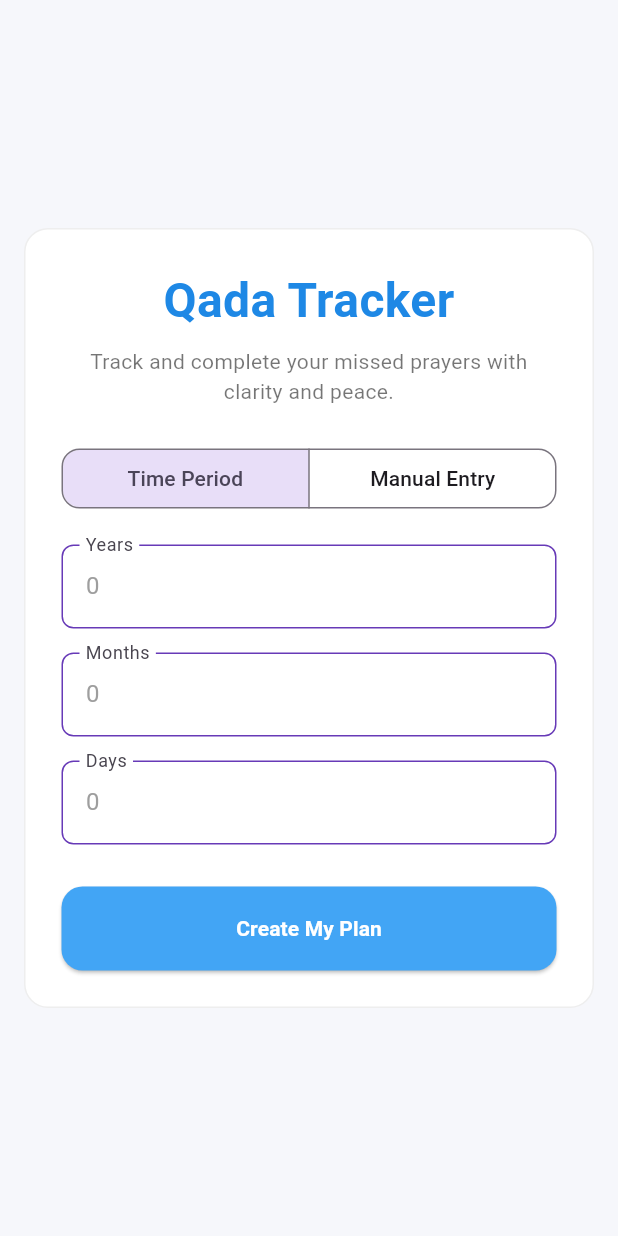
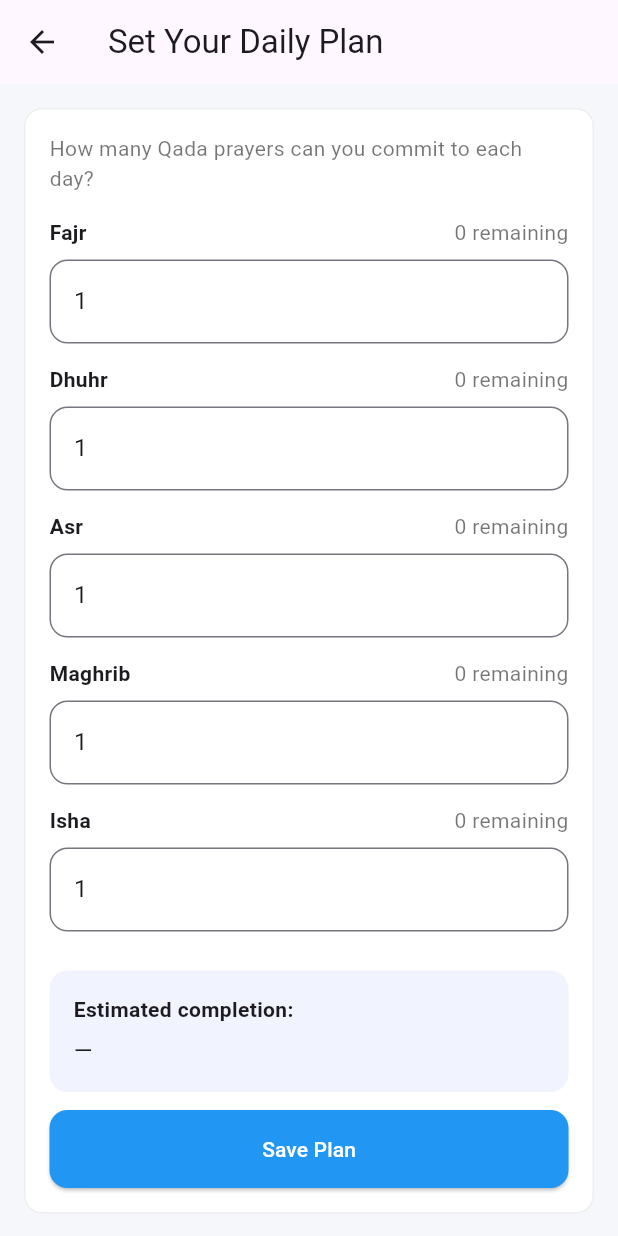
Before and after one commit to youssefeldesoukyy/qadaa_prayer_tracker, a Flutter app: the screen it shows after launch, after a tap on "Create My Plan", on a phone screen of 412 x 824 dp. Run offline on Flutter 3.47's test engine with Material 3 defaults, Android fonts, the phone set to English and light mode, and no system bars.

Commit message:
Added DailyPlan screen

```diff
--- /dev/null
+++ b/lib/Views/daily_plan.dart
@@ -0,0 +1,182 @@
+import 'package:flutter/material.dart';
+import 'package:flutter/services.dart';
+
+class DailyTotals {
+  final int fajr, dhuhr, asr, maghrib, isha;
+
+  const DailyTotals({
+    required this.fajr,
+    required this.dhuhr,
+    required this.asr,
+    required this.maghrib,
+    required this.isha,
+  });
+}
+
+class DailyPlan extends StatefulWidget {
+  final DailyTotals totals;
+
+  const DailyPlan({super.key, required this.totals});
+
+  @override
+  State<DailyPlan> createState() => _DailyPlanState();
+}
+
+class _DailyPlanState extends State<DailyPlan> {
+  final _digitsOnly = [FilteringTextInputFormatter.digitsOnly];
+
+  final _fajrPerDay = TextEditingController(text: '1');
+  final _dhuhrPerDay = TextEditingController(text: '1');
+  final _asrPerDay = TextEditingController(text: '1');
+  final _maghribPerDay = TextEditingController(text: '1');
+  final _ishaPerDay = TextEditingController(text: '1');
+
+  @override
+  void dispose() {
+    for (final c in [
+      _fajrPerDay,
+      _dhuhrPerDay,
+      _asrPerDay,
+      _maghribPerDay,
+      _ishaPerDay
+    ]) {
+      c.dispose();
+    }
+    super.dispose();
+  }
+
+  int _daysNeeded(int total, String perDayText) {
+    final per = int.tryParse(perDayText) ?? 0;
+    if (per <= 0) return 0;
+    return (total / per).ceil();
+  }
+
+  String _estimate() {
+    final t = widget.totals;
+    final nF = _daysNeeded(t.fajr, _fajrPerDay.text);
+    final nD = _daysNeeded(t.dhuhr, _dhuhrPerDay.text);
+    final nA = _daysNeeded(t.asr, _asrPerDay.text);
+    final nM = _daysNeeded(t.maghrib, _maghribPerDay.text);
+    final nI = _daysNeeded(t.isha, _ishaPerDay.text);
+
+    final maxDays = [nF, nD, nA, nM, nI]
+        .where((e) => e > 0)
+        .fold<int>(0, (a, b) => a > b ? a : b);
+    if (maxDays == 0) return '—';
+
+    if (maxDays >= 365) {
+      final years = (maxDays / 365).toStringAsFixed(0);
+      return '$years year${years == '1' ? '' : 's'}';
+    } else if (maxDays >= 30) {
+      final months = (maxDays / 30).toStringAsFixed(0);
+      return '$months month${months == '1' ? '' : 's'}';
+    }
+    return '$maxDays day${maxDays == 1 ? '' : 's'}';
+  }
+
+  @override
+  Widget build(BuildContext context) {
+    final t = widget.totals;
+
+    return Scaffold(
+      backgroundColor: const Color(0xFFF6F7FB),
+      appBar: AppBar(title: const Text('Set Your Daily Plan')),
+      body: SingleChildScrollView(
+        padding: const EdgeInsets.all(16),
+        child: Container(
+          decoration: BoxDecoration(
+            color: Colors.white,
+            borderRadius: BorderRadius.circular(12),
+            border: Border.all(color: Colors.grey.shade200),
+          ),
+          padding: const EdgeInsets.all(16),
+          child: Column(
+            crossAxisAlignment: CrossAxisAlignment.stretch,
+            children: [
+              const Text(
+                'How many Qada prayers can you commit to each day?',
+                style: TextStyle(color: Colors.black54),
+              ),
+              const SizedBox(height: 16),
+              _rowField('Fajr', t.fajr, _fajrPerDay),
+              _rowField('Dhuhr', t.dhuhr, _dhuhrPerDay),
+              _rowField('Asr', t.asr, _asrPerDay),
+              _rowField('Maghrib', t.maghrib, _maghribPerDay),
+              _rowField('Isha', t.isha, _ishaPerDay),
+              const SizedBox(height: 12),
+              _estimateCard(_estimate()),
+              const SizedBox(height: 12),
+              ElevatedButton(
+                onPressed: () {
+                  // TODO: save the plan
+                  ScaffoldMessenger.of(context).showSnackBar(
+                    const SnackBar(content: Text('Plan saved')),
+                  );
+                },
+                style: ElevatedButton.styleFrom(
+                  backgroundColor: Colors.blue,
+                  foregroundColor: Colors.white,
+                  minimumSize: const Size.fromHeight(52),
+                  shape: RoundedRectangleBorder(
+                      borderRadius: BorderRadius.circular(12)),
+                ),
+                child: const Text('Save Plan'),
+              ),
+            ],
+          ),
+        ),
+      ),
+    );
+  }
+
+  Widget _rowField(
+      String label, int remaining, TextEditingController controller) {
+    return Padding(
+      padding: const EdgeInsets.only(bottom: 14),
+      child: Column(
+        crossAxisAlignment: CrossAxisAlignment.start,
+        children: [
+          Row(
+            children: [
+              Text(label, style: const TextStyle(fontWeight: FontWeight.w600)),
+              const Spacer(),
+              Text('$remaining remaining',
+                  style: const TextStyle(color: Colors.black54)),
+            ],
+          ),
+          const SizedBox(height: 8),
+          TextField(
+            controller: controller,
+            keyboardType: TextInputType.number,
+            inputFormatters: _digitsOnly,
+            decoration: InputDecoration(
+              hintText: '1',
+              border:
+                  OutlineInputBorder(borderRadius: BorderRadius.circular(12)),
+            ),
+            onChanged: (_) => setState(() {}), // recompute estimate live
+          ),
+        ],
+      ),
+    );
+  }
+
+  Widget _estimateCard(String text) {
+    return Container(
+      padding: const EdgeInsets.all(16),
+      decoration: BoxDecoration(
+        color: const Color(0xFFF1F4FF),
+        borderRadius: BorderRadius.circular(12),
+      ),
+      child: Column(
+        crossAxisAlignment: CrossAxisAlignment.start,
+        children: [
+          const Text('Estimated completion:',
+              style: TextStyle(fontWeight: FontWeight.w600)),
+          const SizedBox(height: 6),
+          Text(text, style: const TextStyle(fontSize: 16)),
+        ],
+      ),
+    );
+  }
+}
--- a/lib/Views/qadaa_missed.dart
+++ b/lib/Views/qadaa_missed.dart
@@ -1,5 +1,6 @@
 import 'package:flutter/material.dart';
 import 'package:flutter/services.dart';
+import 'package:qadaa_prayer_tracker/Views/daily_plan.dart';
 
 class QadaaMissed extends StatefulWidget {
   const QadaaMissed({super.key});
@@ -22,7 +23,6 @@ class _QadaaMissedState extends State<QadaaMissed> {
   final _asr = TextEditingController();
   final _maghrib = TextEditingController();
   final _isha = TextEditingController();
-
 
   final _digitsOnly = [FilteringTextInputFormatter.digitsOnly];
 
@@ -79,7 +79,9 @@ class _QadaaMissedState extends State<QadaaMissed> {
                 const SizedBox(height: 24),
                 _buildModeSwitch(),
                 const SizedBox(height: 20),
-                if (_mode == QadaMode.timePeriod) _buildTimeFields() else
+                if (_mode == QadaMode.timePeriod)
+                  _buildTimeFields()
+                else
                   _buildManualFields(),
                 const SizedBox(height: 12),
                 ElevatedButton(
@@ -91,7 +93,26 @@ class _QadaaMissedState extends State<QadaaMissed> {
                       borderRadius: BorderRadius.circular(14),
                     ),
                   ),
-                  onPressed: () {},
+                  onPressed: () {
+                    final y = int.tryParse(_years.text) ?? 0;
+                    final m = int.tryParse(_months.text) ?? 0;
+                    final d = int.tryParse(_days.text) ?? 0;
+                    final totalDays = y * 365 + m * 30 + d;
+
+                    final totals = DailyTotals(
+                      fajr: totalDays,
+                      dhuhr: totalDays,
+                      asr: totalDays,
+                      maghrib: totalDays,
+                      isha: totalDays,
+                    );
+
+                    Navigator.push(
+                      context,
+                      MaterialPageRoute(
+                          builder: (_) => DailyPlan(totals: totals)),
+                    );
+                  },
                   child: const Text(
                     'Create My Plan',
                     style: TextStyle(fontWeight: FontWeight.bold),
```
